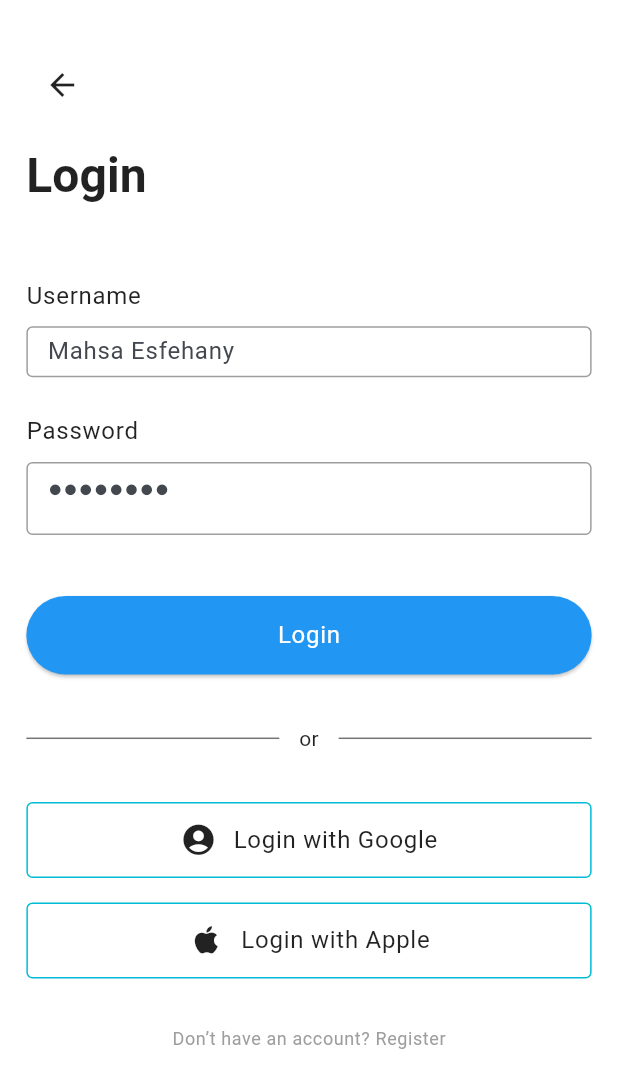
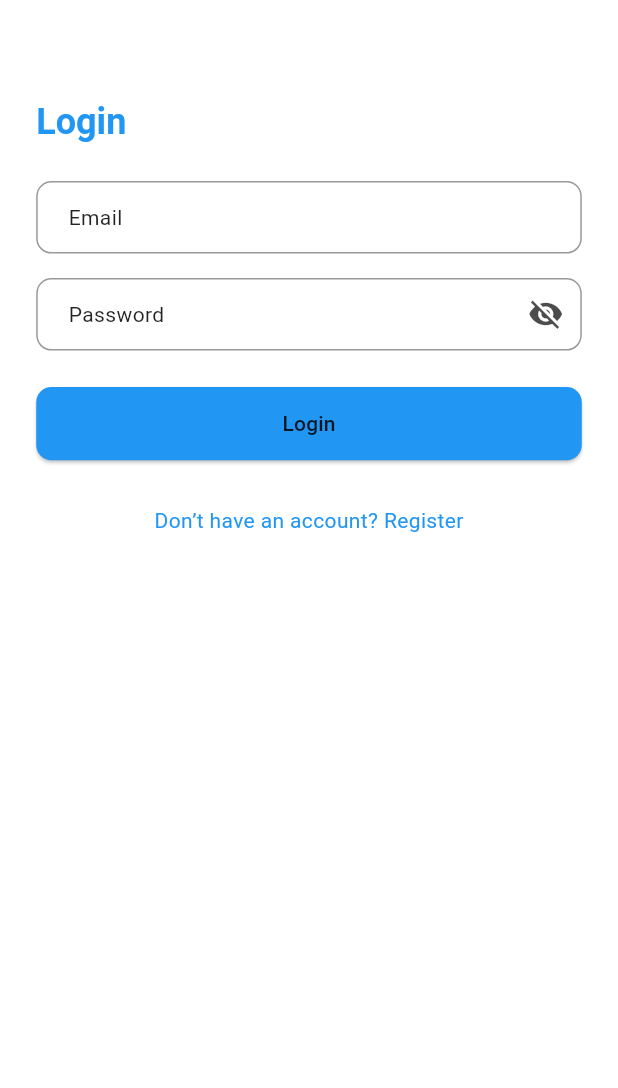
Before and after one commit to lovish1311/To-do, a Flutter app: the LoginScreen screen opened directly, on a phone screen of 412 x 824 dp. Shown: the top 1088 px of the screen. Run offline on Flutter 3.47's test engine with Material 3 defaults, Android fonts, the light colour scheme and no system bars; our stand-ins replace firebase_auth, firebase_core, flutter_local_notifications, flutter_native_timezone, flutter_screenutil, flutter_svg and 4 more; accounts and stored records are empty; statements that could not run were skipped.

Commit message:
for login screen optimization

```diff
--- a/lib/main.dart
+++ b/lib/main.dart
@@ -4,15 +4,15 @@ import 'package:hive_flutter/hive_flutter.dart';
 import 'package:path_provider/path_provider.dart';
 import 'package:provider/provider.dart';
 import 'package:flutter_screenutil/flutter_screenutil.dart';
-
-import 'package:firebase_core/firebase_core.dart'; // 🔧 Added
-import 'firebase_options.dart'; // 🔧 Added
+import 'package:firebase_core/firebase_core.dart'; // ✅ Firebase Core
+import 'firebase_options.dart'; // ✅ Generated by FlutterFire CLI
 
 import 'package:to_do/models/task_list.dart';
 import 'package:to_do/models/task.dart';
 import 'package:to_do/services/notification_service.dart';
 import 'package:to_do/services/task_list_service.dart';
 import 'package:to_do/services/task_service.dart';
+import 'package:to_do/services/auth_service.dart'; // ✅ New AuthService
 import 'package:to_do/viewmodels/task_list_view_model.dart';
 import 'package:to_do/viewmodels/task_view_model.dart';
 import 'package:to_do/viewmodels/theme_view_model.dart';
@@ -25,13 +25,13 @@ import 'package:to_do/views/screens/register_screen.dart';
 void main() async {
   WidgetsFlutterBinding.ensureInitialized();
 
-  // 🔧 Initialize Firebase
+  // ✅ Initialize Firebase
   await Firebase.initializeApp(
     options: DefaultFirebaseOptions.currentPlatform,
   );
 
+  // ✅ Initialize local services
   await NotificationService().init();
-
   final appDocumentDirectory = await getApplicationDocumentsDirectory();
   Hive.init(appDocumentDirectory.path);
 
@@ -54,6 +54,9 @@ void main() async {
         ),
         ChangeNotifierProvider(
           create: (context) => TaskViewModel(taskService),
+        ),
+        Provider<AuthService>(
+          create: (_) => AuthService(), // ✅ Provide AuthService
         ),
       ],
       child: const MyApp(),
@@ -79,9 +82,9 @@ class MyApp extends StatelessWidget {
               theme: AppThemes.lightTheme(),
               darkTheme: AppThemes.darkTheme(),
               themeMode: themeViewModel.flutterThemeMode,
-              // 🔧 You can switch back later to routerConfig if needed
-              // routerConfig: router,
-              home: const RegisterScreen(), // Or LoginScreen
+              home: const LoginScreen(),
+              // home: const RegisterScreen(), // 🔁 TEMP: you can toggle to LoginScreen
+              // routerConfig: router, // 🔒 Later re-enable when auth complete
             );
           },
         );
--- /dev/null
+++ b/lib/services/auth_service.dart
@@ -0,0 +1,39 @@
+import 'package:firebase_auth/firebase_auth.dart';
+
+class AuthService {
+  final FirebaseAuth _firebaseAuth = FirebaseAuth.instance;
+
+  // Sign up
+  Future<User?> registerWithEmail(String email, String password) async {
+    try {
+      UserCredential result = await _firebaseAuth.createUserWithEmailAndPassword(
+        email: email,
+        password: password,
+      );
+      return result.user;
+    } on FirebaseAuthException catch (e) {
+      throw Exception(e.message);
+    }
+  }
+
+  // Sign in
+  Future<User?> signInWithEmail(String email, String password) async {
+    try {
+      UserCredential result = await _firebaseAuth.signInWithEmailAndPassword(
+        email: email,
+        password: password,
+      );
+      return result.user;
+    } on FirebaseAuthException catch (e) {
+      throw Exception(e.message);
+    }
+  }
+
+  // Sign out
+  Future<void> signOut() async {
+    await _firebaseAuth.signOut();
+  }
+
+  // Auth state changes
+  Stream<User?> get userChanges => _firebaseAuth.authStateChanges();
+}
--- a/lib/utils/app_themes.dart
+++ b/lib/utils/app_themes.dart
@@ -1,5 +1,6 @@
 // lib/utils/app_themes.dart
 import 'package:flutter/material.dart';
+import 'package:flutter_screenutil/flutter_screenutil.dart';
 
 // --- Custom Color Palettes ---
 // Defining custom color palettes ensures consistency across light and dark themes.
@@ -248,4 +249,7 @@ class AppDimens {
 
   // Custom additions for Login/Register
   static const double paddingTopAfterStatusBar = 16.0;
+
+  static double screenVerticalPadding = 24.0.h; // Top/bottom padding
+  static double screenHorizontalPadding = 20.0.w; // Left/right padding
 }
--- a/lib/views/screens/login_screen.dart
+++ b/lib/views/screens/login_screen.dart
@@ -1,206 +1,120 @@
 import 'package:flutter/material.dart';
 import 'package:flutter_screenutil/flutter_screenutil.dart';
-import 'package:to_do/utils/app_themes.dart'; // Adjust path as needed
+import 'package:provider/provider.dart';
+import 'package:to_do/utils/app_themes.dart';
+import 'package:to_do/views/widgets/app_text_field.dart';
 
 class LoginScreen extends StatefulWidget {
-  const LoginScreen({Key? key}) : super(key: key);
+  const LoginScreen({super.key});
 
   @override
   State<LoginScreen> createState() => _LoginScreenState();
 }
 
 class _LoginScreenState extends State<LoginScreen> {
-  String username = '';
-  String password = '';
+  final GlobalKey<FormState> _formKey = GlobalKey<FormState>();
+  final TextEditingController _emailController = TextEditingController();
+  final TextEditingController _passwordController = TextEditingController();
+
+  bool _isLoading = false;
+
+  void _login() {
+    if (_formKey.currentState?.validate() ?? false) {
+      setState(() {
+        _isLoading = true;
+      });
+
+      // TODO: Implement Firebase Auth login
+
+      Future.delayed(const Duration(seconds: 2), () {
+        setState(() {
+          _isLoading = false;
+        });
+        // Navigate to next screen on success
+      });
+    }
+  }
 
   @override
   Widget build(BuildContext context) {
-    final theme = Theme.of(context);
-    final colorScheme = theme.colorScheme;
-    final textTheme = theme.textTheme;
+    final colorScheme = Theme.of(context).colorScheme;
+    final textTheme = Theme.of(context).textTheme;
 
-    return SafeArea(
-      child: Scaffold(
-        backgroundColor: colorScheme.background,
-        body: SingleChildScrollView(
+    return Scaffold(
+      body: SafeArea(
+        child: Padding(
           padding: EdgeInsets.symmetric(
-            horizontal: AppDimens.screenPadding.w,
-            vertical: 32.h,
+            horizontal: AppDimens.screenHorizontalPadding.w,
+            vertical: AppDimens.screenVerticalPadding.h,
           ),
+          child: Form(
+            key: _formKey,
             child: Column(
               crossAxisAlignment: CrossAxisAlignment.start,
               children: [
-              // Back Icon
-              IconButton(
-                icon: Icon(Icons.arrow_back, color: colorScheme.onBackground),
-                onPressed: () => Navigator.pop(context),
+                SizedBox(height: 40.h),
+                Text(
+                  'Login',
+                  style: textTheme.headlineMedium?.copyWith(
+                    color: colorScheme.primary,
+                  ),
+                ),
+                SizedBox(height: 24.h),
+                AppTextField(
+                  label: 'Email',
+                  controller: _emailController,
+                  keyboardType: TextInputType.emailAddress,
                 ),
                 SizedBox(height: 16.h),
-
-              // Title
-              Text(
-                "Login",
-                style: textTheme.headlineLarge,
+                AppTextField(
+                  label: 'Password',
+                  controller: _passwordController,
+                  obscureText: true,
+                  textInputAction: TextInputAction.done,
                 ),
-              SizedBox(height: 48.h),
-
-              // Username
-              Text(
-                "Username",
-                style: textTheme.bodyLarge,
+                SizedBox(height: 24.h),
+                SizedBox(
+                  width: double.infinity,
+                  height: AppDimens.buttonHeight.h,
+                  child: ElevatedButton(
+                    style: ElevatedButton.styleFrom(
+                      backgroundColor: colorScheme.primary,
+                      shape: RoundedRectangleBorder(
+                        borderRadius: BorderRadius.circular(AppDimens.cardBorderRadius.r),
                       ),
-              SizedBox(height: 8.h),
-              Container(
-                padding: EdgeInsets.symmetric(horizontal: 12.w),
-                decoration: BoxDecoration(
-                  color: Theme.of(context).brightness == Brightness.dark
-                      ? AppColorsDark.cardColor
-                      : AppColorsLight.cardColor,
-                  borderRadius: BorderRadius.circular(4.r),
-                  border: Border.all(color: Colors.grey),
                     ),
-                child: TextField(
-                  style: textTheme.bodyLarge,
-                  onChanged: (value) => setState(() => username = value),
-                  decoration: const InputDecoration(
-                    border: InputBorder.none,
-                    hintText: "Mahsa Esfehany",
-                    isDense: true,
+                    onPressed: _isLoading ? null : _login,
+                    child: _isLoading
+                        ? CircularProgressIndicator(
+                      valueColor: AlwaysStoppedAnimation<Color>(colorScheme.onPrimary),
+                    )
+                        : Text(
+                      'Login',
+                      style: textTheme.labelLarge?.copyWith(
+                        color: colorScheme.onPrimary,
                       ),
                     ),
                   ),
-              SizedBox(height: 24.h),
-
-              // Password
-              Text(
-                "Password",
-                style: textTheme.bodyLarge,
                 ),
-              SizedBox(height: 8.h),
-              Container(
-                height: 48.h,
-                padding: EdgeInsets.symmetric(horizontal: 12.w),
-                decoration: BoxDecoration(
-                  color: Theme.of(context).brightness == Brightness.dark
-                      ? AppColorsDark.cardColor
-                      : AppColorsLight.cardColor,
-                  borderRadius: BorderRadius.circular(4.r),
-                  border: Border.all(color: Colors.grey),
-                ),
-                child: TextField(
-                  obscureText: true,
-                  style: textTheme.bodyLarge,
-                  onChanged: (value) => setState(() => password = value),
-                  decoration: const InputDecoration(
-                    border: InputBorder.none,
-                    hintText: "●●●●●●●●",
-                    isDense: true,
+                SizedBox(height: 16.h),
+                Center(
+                  child: TextButton(
+                    onPressed: () {
+                      // TODO: Navigate to RegisterScreen
+                    },
+                    child: Text(
+                      'Don’t have an account? Register',
+                      style: textTheme.bodyMedium?.copyWith(
+                        color: colorScheme.primary,
                       ),
                     ),
                   ),
-              SizedBox(height: 40.h),
-
-              // Login Button
-              SizedBox(
-                width: double.infinity,
-                child: ElevatedButton(
-                  style: ElevatedButton.styleFrom(
-                    backgroundColor: colorScheme.primary,
-                    padding: EdgeInsets.symmetric(vertical: 14.h),
                 ),
-                  onPressed: () {
-                    // TODO: Implement login logic
-                  },
-                  child: Text(
-                    "Login",
-                    style: textTheme.bodyLarge?.copyWith(color: Colors.white),
-                  ),
-                ),
-              ),
-              SizedBox(height: 32.h),
-
-              // OR Divider
-              Row(
-                children: [
-                  Expanded(child: Divider(color: Colors.grey[600])),
-                  Padding(
-                    padding: EdgeInsets.symmetric(horizontal: 12.w),
-                    child: Text("or", style: textTheme.bodyMedium),
-                  ),
-                  Expanded(child: Divider(color: Colors.grey[600])),
               ],
             ),
-              SizedBox(height: 32.h),
-
-              // Login with Google
-              _SocialLoginButton(
-                label: "Login with Google",
-                icon: Icons.account_circle,
-                onTap: () {
-                  // TODO: Google login
-                },
-              ),
-              SizedBox(height: 16.h),
-
-              // Login with Apple
-              _SocialLoginButton(
-                label: "Login with Apple",
-                icon: Icons.apple,
-                onTap: () {
-                  // TODO: Apple login
-                },
-              ),
-              SizedBox(height: 32.h),
-
-              // Register Text
-              Center(
-                child: Text(
-                  "Don’t have an account? Register",
-                  style: textTheme.bodySmall,
-                ),
-              ),
-              SizedBox(height: 16.h),
-            ],
           ),
         ),
       ),
     );
   }
 }
-
-class _SocialLoginButton extends StatelessWidget {
-  final String label;
-  final IconData icon;
-  final VoidCallback onTap;
-
-  const _SocialLoginButton({
-    Key? key,
-    required this.label,
-    required this.icon,
-    required this.onTap,
-  }) : super(key: key);
-
-  @override
-  Widget build(BuildContext context) {
-    final colorScheme = Theme.of(context).colorScheme;
-    return InkWell(
-      onTap: onTap,
-      borderRadius: BorderRadius.circular(4.r),
-      child: Container(
-        padding: EdgeInsets.symmetric(vertical: 12.h),
-        decoration: BoxDecoration(
-          borderRadius: BorderRadius.circular(4.r),
-          border: Border.all(color: AppColorsDark.accentColor),
-        ),
-        child: Row(
-          mainAxisAlignment: MainAxisAlignment.center,
-          children: [
-            Icon(icon, size: 24.sp, color: colorScheme.onBackground),
-            SizedBox(width: 10.w),
-            Text(label, style: Theme.of(context).textTheme.bodyLarge),
-          ],
-        ),
-      ),
-    );
-  }
-}
```
Lines whose indentation alone changed are shown as unchanged.
